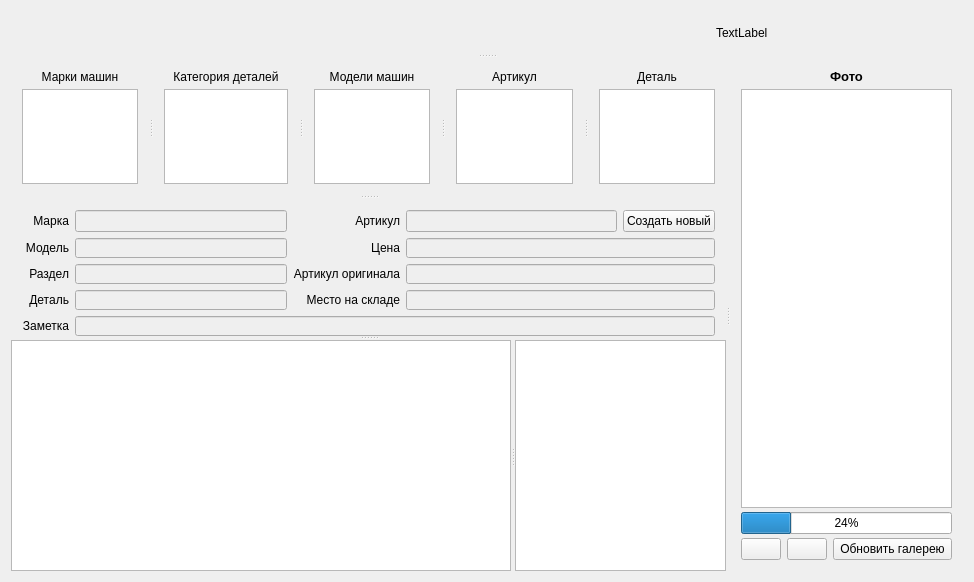
Old version of the form mainwindow.ui in the repository Krerg/carDetailsControl.
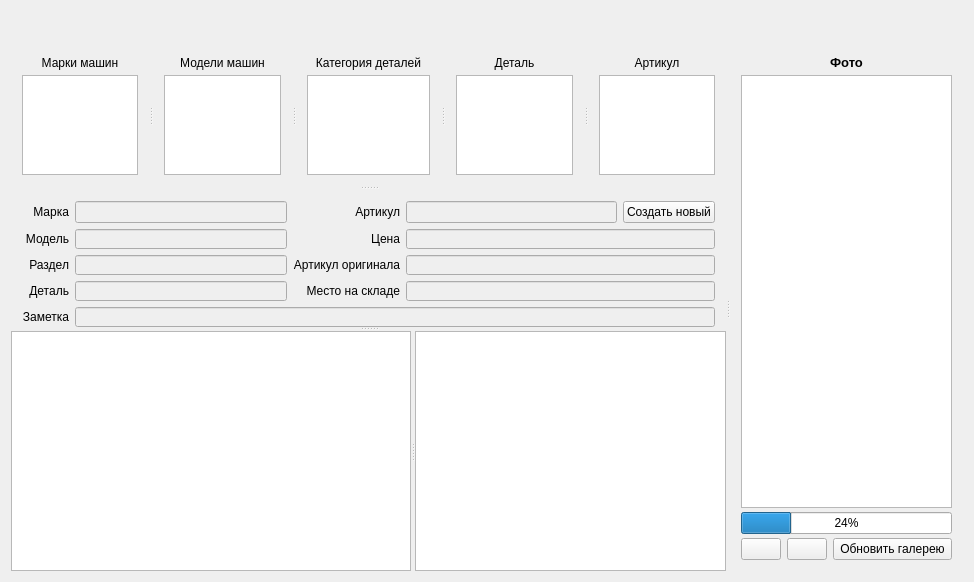
New version of the form. Icons and pictures are not drawn.

Patch:
```diff
--- a/mainwindow.ui
+++ b/mainwindow.ui
@@ -25,43 +25,54 @@
   <layout class="QGridLayout" name="gridLayout_4">
    <item row="0" column="0">
     <widget class="QSplitter" name="splitter_6">
+     <property name="enabled">
+      <bool>true</bool>
+     </property>
+     <property name="sizePolicy">
+      <sizepolicy hsizetype="Expanding" vsizetype="Expanding">
+       <horstretch>0</horstretch>
+       <verstretch>0</verstretch>
+      </sizepolicy>
+     </property>
+     <property name="maximumSize">
+      <size>
+       <width>16777215</width>
+       <height>16777215</height>
+      </size>
+     </property>
      <property name="orientation">
       <enum>Qt::Vertical</enum>
      </property>
-     <widget class="QWidget" name="">
+     <property name="opaqueResize">
+      <bool>true</bool>
+     </property>
+     <property name="handleWidth">
+      <number>1</number>
+     </property>
+     <widget class="QWidget" name="layoutWidget">
       <layout class="QGridLayout" name="gridLayout_2">
        <property name="sizeConstraint">
         <enum>QLayout::SetMinAndMaxSize</enum>
        </property>
+       <property name="spacing">
+        <number>3</number>
+       </property>
        <item row="0" column="0">
         <spacer name="horizontalSpacer">
          <property name="orientation">
-          <enum>Qt::Horizontal</enum>
+          <enum>Qt::Vertical</enum>
          </property>
          <property name="sizeType">
           <enum>QSizePolicy::Fixed</enum>
          </property>
          <property name="sizeHint" stdset="0">
           <size>
-           <width>694</width>
-           <height>17</height>
+           <width>1024</width>
+           <height>10</height>
           </size>
          </property>
         </spacer>
        </item>
-       <item row="0" column="1">
-        <widget class="QLabel" name="label_16">
-         <property name="maximumSize">
-          <size>
-           <width>16777215</width>
-           <height>21</height>
-          </size>
-         </property>
-         <property name="text">
-          <string>TextLabel</string>
-         </property>
-        </widget>
-       </item>
       </layout>
      </widget>
      <widget class="QSplitter" name="splitter_5">
@@ -148,60 +159,6 @@
            <number>4</number>
           </property>
           <item>
-           <widget class="QLabel" name="label_3">
-            <property name="sizePolicy">
-             <sizepolicy hsizetype="Preferred" vsizetype="Fixed">
-              <horstretch>0</horstretch>
-              <verstretch>0</verstretch>
-             </sizepolicy>
-            </property>
-            <property name="minimumSize">
-             <size>
-              <width>0</width>
-              <height>16</height>
-             </size>
-            </property>
-            <property name="text">
-             <string>&lt;html&gt;&lt;head/&gt;&lt;body&gt;&lt;p align=&quot;center&quot;&gt;Категория деталей&lt;/p&gt;&lt;/body&gt;&lt;/html&gt;</string>
-            </property>
-           </widget>
-          </item>
-          <item>
-           <widget class="QListView" name="detailCategory">
-            <property name="sizePolicy">
-             <sizepolicy hsizetype="Preferred" vsizetype="Expanding">
-              <horstretch>0</horstretch>
-              <verstretch>0</verstretch>
-             </sizepolicy>
-            </property>
-            <property name="maximumSize">
-             <size>
-              <width>2000</width>
-              <height>2000</height>
-             </size>
-            </property>
-            <property name="baseSize">
-             <size>
-              <width>0</width>
-              <height>300</height>
-             </size>
-            </property>
-            <property name="sizeAdjustPolicy">
-             <enum>QAbstractScrollArea::AdjustToContents</enum>
-            </property>
-            <property name="batchSize">
-             <number>50</number>
-            </property>
-           </widget>
-          </item>
-         </layout>
-        </widget>
-        <widget class="QWidget" name="layoutWidget">
-         <layout class="QVBoxLayout" name="verticalLayout_2">
-          <property name="spacing">
-           <number>4</number>
-          </property>
-          <item>
            <widget class="QLabel" name="label_2">
             <property name="sizePolicy">
              <sizepolicy hsizetype="Preferred" vsizetype="Fixed">
@@ -250,66 +207,66 @@
           </item>
          </layout>
         </widget>
+        <widget class="QWidget" name="layoutWidget">
+         <layout class="QVBoxLayout" name="verticalLayout_2">
+          <property name="spacing">
+           <number>4</number>
+          </property>
+          <item>
+           <widget class="QLabel" name="label_3">
+            <property name="sizePolicy">
+             <sizepolicy hsizetype="Preferred" vsizetype="Fixed">
+              <horstretch>0</horstretch>
+              <verstretch>0</verstretch>
+             </sizepolicy>
+            </property>
+            <property name="minimumSize">
+             <size>
+              <width>0</width>
+              <height>16</height>
+             </size>
+            </property>
+            <property name="text">
+             <string>&lt;html&gt;&lt;head/&gt;&lt;body&gt;&lt;p align=&quot;center&quot;&gt;Категория деталей&lt;/p&gt;&lt;/body&gt;&lt;/html&gt;</string>
+            </property>
+           </widget>
+          </item>
+          <item>
+           <widget class="QListView" name="detailCategory">
+            <property name="sizePolicy">
+             <sizepolicy hsizetype="Preferred" vsizetype="Expanding">
+              <horstretch>0</horstretch>
+              <verstretch>0</verstretch>
+             </sizepolicy>
+            </property>
+            <property name="maximumSize">
+             <size>
+              <width>2000</width>
+              <height>2000</height>
+             </size>
+            </property>
+            <property name="baseSize">
+             <size>
+              <width>0</width>
+              <height>300</height>
+             </size>
+            </property>
+            <property name="sizeAdjustPolicy">
+             <enum>QAbstractScrollArea::AdjustToContents</enum>
+            </property>
+            <property name="batchSize">
+             <number>50</number>
+            </property>
+           </widget>
+          </item>
+         </layout>
+        </widget>
         <widget class="QWidget" name="layoutWidget">
          <layout class="QVBoxLayout" name="verticalLayout_5">
           <property name="spacing">
            <number>4</number>
           </property>
           <item>
-           <widget class="QLabel" name="label_13">
-            <property name="sizePolicy">
-             <sizepolicy hsizetype="Preferred" vsizetype="Fixed">
-              <horstretch>0</horstretch>
-              <verstretch>0</verstretch>
-             </sizepolicy>
-            </property>
-            <property name="minimumSize">
-             <size>
-              <width>0</width>
-              <height>16</height>
-             </size>
-            </property>
-            <property name="text">
-             <string>&lt;html&gt;&lt;head/&gt;&lt;body&gt;&lt;p align=&quot;center&quot;&gt;Артикул&lt;/p&gt;&lt;/body&gt;&lt;/html&gt;</string>
-            </property>
-           </widget>
-          </item>
-          <item>
-           <widget class="QListView" name="detailArticle">
-            <property name="sizePolicy">
-             <sizepolicy hsizetype="Preferred" vsizetype="Expanding">
-              <horstretch>0</horstretch>
-              <verstretch>0</verstretch>
-             </sizepolicy>
-            </property>
-            <property name="maximumSize">
-             <size>
-              <width>2000</width>
-              <height>2000</height>
-             </size>
-            </property>
-            <property name="baseSize">
-             <size>
-              <width>0</width>
-              <height>300</height>
-             </size>
-            </property>
-            <property name="sizeAdjustPolicy">
-             <enum>QAbstractScrollArea::AdjustToContents</enum>
-            </property>
-            <property name="selectionMode">
-             <enum>QAbstractItemView::ExtendedSelection</enum>
-            </property>
-           </widget>
-          </item>
-         </layout>
-        </widget>
-        <widget class="QWidget" name="layoutWidget">
-         <layout class="QVBoxLayout" name="verticalLayout">
-          <property name="spacing">
-           <number>4</number>
-          </property>
-          <item>
            <widget class="QLabel" name="label_4">
             <property name="sizePolicy">
              <sizepolicy hsizetype="Preferred" vsizetype="Fixed">
@@ -361,6 +318,60 @@
           </item>
          </layout>
         </widget>
+        <widget class="QWidget" name="layoutWidget">
+         <layout class="QVBoxLayout" name="verticalLayout">
+          <property name="spacing">
+           <number>4</number>
+          </property>
+          <item>
+           <widget class="QLabel" name="label_13">
+            <property name="sizePolicy">
+             <sizepolicy hsizetype="Preferred" vsizetype="Fixed">
+              <horstretch>0</horstretch>
+              <verstretch>0</verstretch>
+             </sizepolicy>
+            </property>
+            <property name="minimumSize">
+             <size>
+              <width>0</width>
+              <height>16</height>
+             </size>
+            </property>
+            <property name="text">
+             <string>&lt;html&gt;&lt;head/&gt;&lt;body&gt;&lt;p align=&quot;center&quot;&gt;Артикул&lt;/p&gt;&lt;/body&gt;&lt;/html&gt;</string>
+            </property>
+           </widget>
+          </item>
+          <item>
+           <widget class="QListView" name="detailArticle">
+            <property name="sizePolicy">
+             <sizepolicy hsizetype="Preferred" vsizetype="Expanding">
+              <horstretch>0</horstretch>
+              <verstretch>0</verstretch>
+             </sizepolicy>
+            </property>
+            <property name="maximumSize">
+             <size>
+              <width>2000</width>
+              <height>2000</height>
+             </size>
+            </property>
+            <property name="baseSize">
+             <size>
+              <width>0</width>
+              <height>300</height>
+             </size>
+            </property>
+            <property name="sizeAdjustPolicy">
+             <enum>QAbstractScrollArea::AdjustToContents</enum>
+            </property>
+            <property name="selectionMode">
+             <enum>QAbstractItemView::ExtendedSelection</enum>
+            </property>
+           </widget>
+          </item>
+         </layout>
+        </widget>
        </widget>
        <widget class="QWidget" name="layoutWidget">
         <layout class="QGridLayout" name="gridLayout">
@@ -686,7 +697,7 @@
          </property>
          <property name="minimumSize">
           <size>
-           <width>500</width>
+           <width>400</width>
            <height>0</height>
           </size>
          </property>
@@ -696,11 +707,50 @@
            <height>16777215</height>
           </size>
          </property>
+         <property name="autoScrollMargin">
+          <number>1</number>
+         </property>
+         <property name="selectionMode">
+          <enum>QAbstractItemView::ExtendedSelection</enum>
+         </property>
+         <property name="iconSize">
+          <size>
+           <width>180</width>
+           <height>180</height>
+          </size>
+         </property>
+         <property name="textElideMode">
+          <enum>Qt::ElideMiddle</enum>
+         </property>
+         <property name="movement">
+          <enum>QListView::Static</enum>
+         </property>
+         <property name="resizeMode">
+          <enum>QListView::Adjust</enum>
+         </property>
+         <property name="layoutMode">
+          <enum>QListView::Batched</enum>
+         </property>
+         <property name="spacing">
+          <number>2</number>
+         </property>
+         <property name="viewMode">
+          <enum>QListView::IconMode</enum>
+         </property>
+         <property name="uniformItemSizes">
+          <bool>false</bool>
+         </property>
+         <property name="batchSize">
+          <number>1</number>
+         </property>
+         <property name="wordWrap">
+          <bool>true</bool>
+         </property>
         </widget>
-        <widget class="QListView" name="galleryFilesList">
+        <widget class="QTreeView" name="galleryFilesList">
          <property name="minimumSize">
           <size>
-           <width>150</width>
+           <width>250</width>
            <height>0</height>
           </size>
          </property>
@@ -721,8 +771,8 @@
          </property>
          <property name="iconSize">
           <size>
-           <width>100</width>
-           <height>100</height>
+           <width>50</width>
+           <height>50</height>
           </size>
          </property>
          <property name="textElideMode">
```
Left out of the diff: 3 changed lines with no effect on the pictures.
